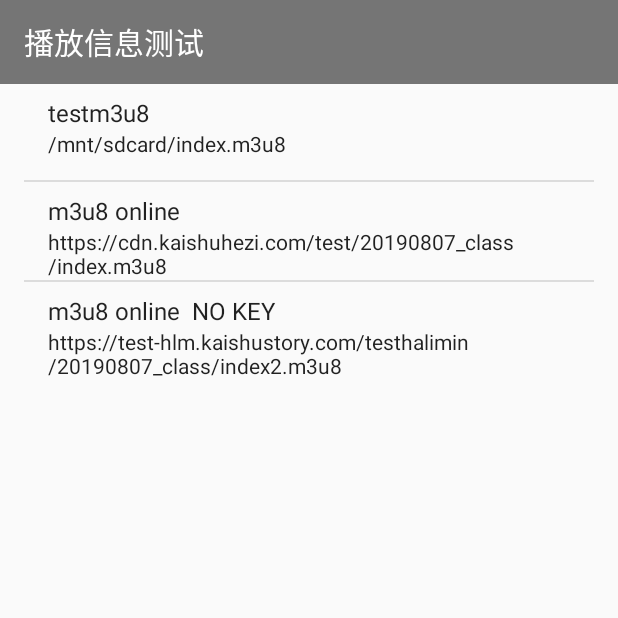
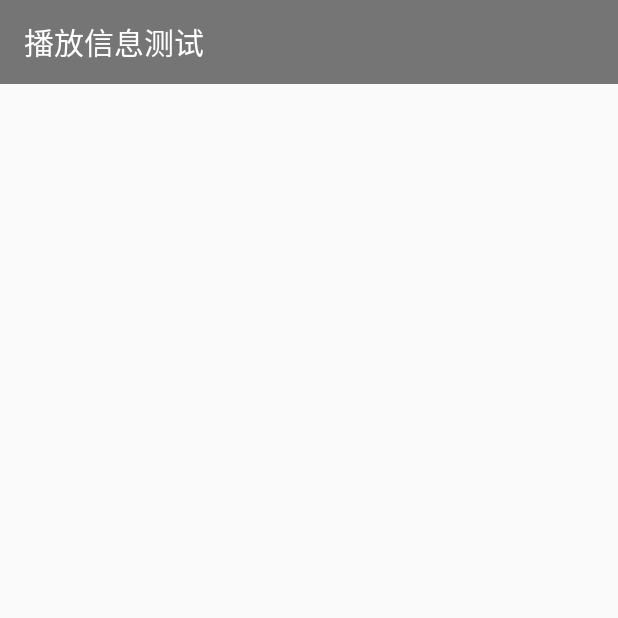
Before and after one commit to javandcpp/IjkplayerDebug, an Android app: the screen it shows after launch (SampleMediaActivity), on a phone screen of 412 x 824 dp, the top half of it. Run offline under Robolectric (Android 15) with nearby library versions, the phone set to English and light mode, and no system bars.

Commit message:
update nokey

```diff
--- a/IjkPlayerDebug/app/src/main/java/tv/danmaku/ijk/media/example/fragments/SampleMediaListFragment.java
+++ b/IjkPlayerDebug/app/src/main/java/tv/danmaku/ijk/media/example/fragments/SampleMediaListFragment.java
@@ -70,9 +70,9 @@ public class SampleMediaListFragment extends Fragment {
 
 //        mAdapter.addItem("https://cdn.kaishuhezi.com/kstory/story/audio/e79311b2-999d-4894-a703-345be52cb2c8.mp3","音频测试");
 //        mAdapter.addItem("https://cdn.kaishuhezi.com/kstory/microcourse/video/f1075c88-459f-4ce8-8f19-3268ec010014.mp4","视频测试");
-        mAdapter.addItem("/mnt/sdcard/index.m3u8","testm3u8");
-        mAdapter.addItem("https://cdn.kaishuhezi.com/test/20190807_class/index.m3u8","m3u8 online");
-        mAdapter.addItem("https://test-hlm.kaishustory.com/testhalimin/20190807_class/index2.m3u8","m3u8 online  NO KEY");
+//        mAdapter.addItem("/mnt/sdcard/index.m3u8","testm3u8");
+//        mAdapter.addItem("https://cdn.kaishuhezi.com/test/20190807_class/index.m3u8","m3u8 online");
+//        mAdapter.addItem("https://test-hlm.kaishustory.com/testhalimin/20190807_class/index2.m3u8","m3u8 online  NO KEY");
 
     }
 
--- a/IjkPlayerDebug/app/src/main/java/tv/danmaku/ijk/media/example/widget/media/IjkVideoView.java
+++ b/IjkPlayerDebug/app/src/main/java/tv/danmaku/ijk/media/example/widget/media/IjkVideoView.java
@@ -1049,7 +1049,7 @@ public class IjkVideoView extends FrameLayout implements MediaController.MediaPl
             ijkMediaPlayer.native_setLogLevel(IjkMediaPlayer.IJK_LOG_DEBUG);
 //            ijkMediaPlayer.setOption(IjkMediaPlayer.OPT_CATEGORY_FORMAT, "dns_cache_clear", 1);
 //            ijkMediaPlayer.setOption(IjkMediaPlayer.OPT_CATEGORY_PLAYER, "packet-buffering", 0L);
-            ijkMediaPlayer.setOption(IjkMediaPlayer.OPT_CATEGORY_FORMAT, "ks_m3u8_keyurl", "METHOD=AES-128,URI=\"https://cdn.kaishuhezi.com/test/key/video.key\"");
+
 
             if (mSettings.getUsingMediaCodec()) {
                 ijkMediaPlayer.setOption(IjkMediaPlayer.OPT_CATEGORY_PLAYER, "mediacodec", 1);
```
